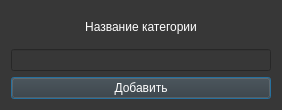
Before: the Qt Designer form ui/dialogs/new_category.ui in Protocs/OkayMoney, drawn with Qt 5.
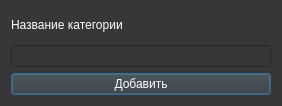
After: the same form once the commit is applied. Icons and pictures are not drawn.

Commit message: Подправил окно добавления категории

What changed in the file:
```diff
--- a/ui/dialogs/new_category.ui
+++ b/ui/dialogs/new_category.ui
@@ -7,13 +7,13 @@
     <x>0</x>
     <y>0</y>
     <width>282</width>
-    <height>110</height>
+    <height>106</height>
    </rect>
   </property>
   <property name="minimumSize">
    <size>
     <width>282</width>
-    <height>110</height>
+    <height>106</height>
    </size>
   </property>
   <property name="windowTitle">
@@ -39,7 +39,7 @@
       <string>Название категории</string>
      </property>
      <property name="alignment">
-      <set>Qt::AlignCenter</set>
+      <set>Qt::AlignLeading|Qt::AlignLeft|Qt::AlignVCenter</set>
      </property>
     </widget>
    </item>
```
